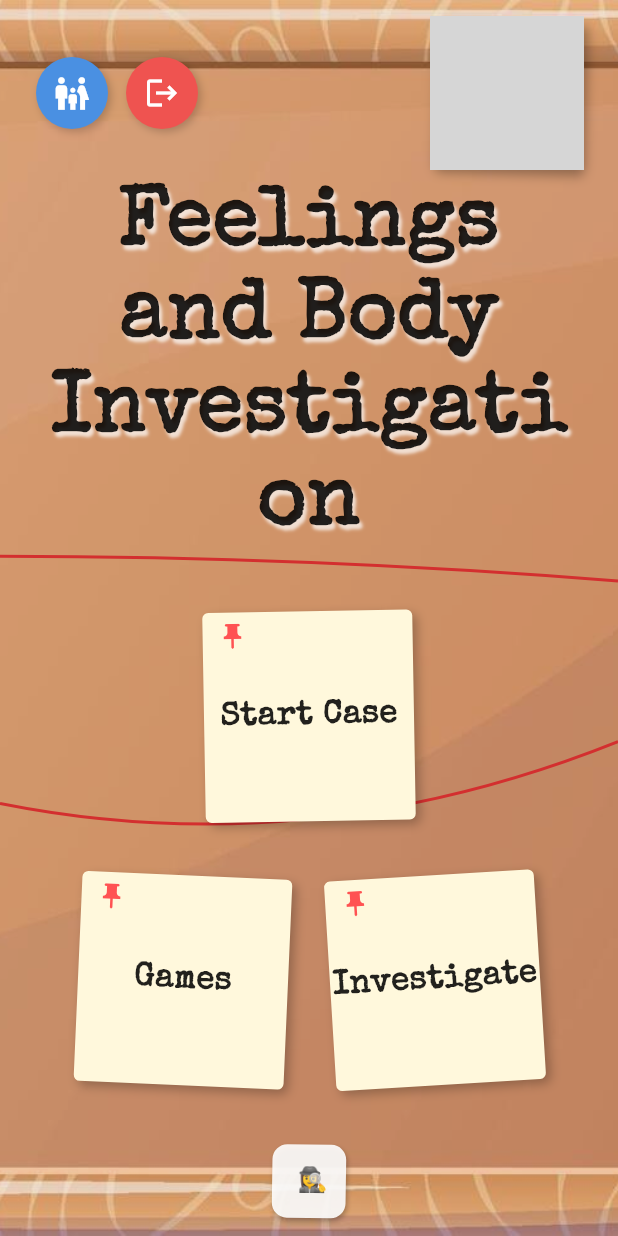
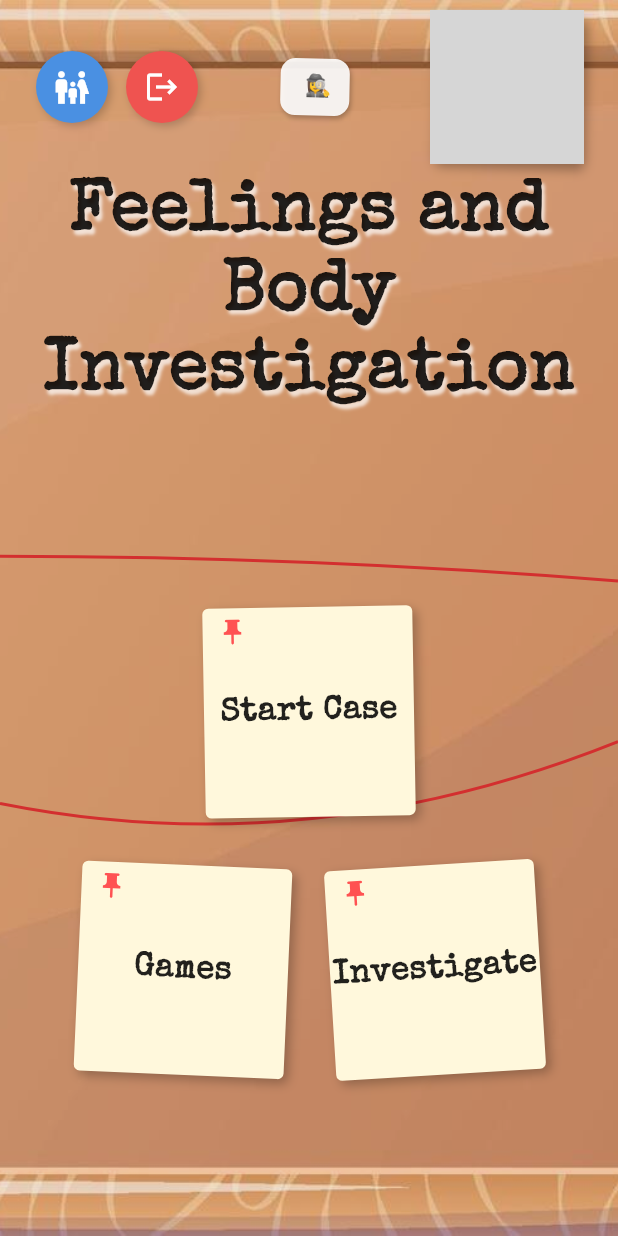
Before and after one commit to cynthiajma/fbiapp, a Flutter app: the HomePage screen opened by its route, on a phone screen of 412 x 824 dp. Run offline on Flutter 3.47's test engine with Material 3 defaults, Android fonts, the phone set to English and light mode, and no system bars; our stand-ins replace audioplayers, email_validator, get, graphql_flutter, share_plus, shared_preferences; missing offline and left inert: fluttermoji; accounts and stored records are empty; grey boxes are pictures that could not be loaded.

Commit message:
fixed the overflow

```diff
--- a/fbi_app/lib/pages/home_page.dart
+++ b/fbi_app/lib/pages/home_page.dart
@@ -57,13 +57,15 @@ class _HomePageState extends State<HomePage> {
           ),
 
           SafeArea(
+            child: SingleChildScrollView(
               child: Padding(
-              padding: const EdgeInsets.symmetric(horizontal: 24, vertical: 12),
+                padding: const EdgeInsets.symmetric(horizontal: 24, vertical: 8),
                 child: Column(
                   children: [
-                  // Top bar
+                    // Top bar with detective name badge
                     Row(
                       mainAxisAlignment: MainAxisAlignment.spaceBetween,
+                      crossAxisAlignment: CrossAxisAlignment.center,
                       children: [
                         Row(
                           children: [
@@ -119,6 +121,36 @@ class _HomePageState extends State<HomePage> {
                             ),
                           ],
                         ),
+                        // Detective name badge in center
+                        Expanded(
+                          child: Center(
+                            child: Transform.rotate(
+                              angle: 1.2 * 3.1416 / 180,
+                              child: Container(
+                                padding: const EdgeInsets.symmetric(horizontal: 12, vertical: 8),
+                                decoration: BoxDecoration(
+                                  color: Colors.white.withOpacity(0.9),
+                                  borderRadius: BorderRadius.circular(10),
+                                  boxShadow: const [
+                                    BoxShadow(
+                                      offset: Offset(1, 2),
+                                      blurRadius: 2,
+                                      color: Colors.black26,
+                                    ),
+                                  ],
+                                ),
+                                child: Text(
+                                  '$_detectiveName 🕵️‍♀️',
+                                  style: const TextStyle(
+                                    fontFamily: 'SpecialElite',
+                                    fontSize: 14,
+                                    color: Colors.black87,
+                                  ),
+                                ),
+                              ),
+                            ),
+                          ),
+                        ),
                         const _ProfileButton(),
                       ],
                     ),
@@ -132,7 +164,7 @@ class _HomePageState extends State<HomePage> {
                       style: const TextStyle(
                         fontFamily: 'SpecialElite',
                         fontWeight: FontWeight.w700,
-                      fontSize: 56,
+                        fontSize: 48,
                         color: Colors.black87,
                         height: 1.1,
                         shadows: [
@@ -145,13 +177,11 @@ class _HomePageState extends State<HomePage> {
                       ),
                     ),
 
-                  const SizedBox(height: 24),
+                    SizedBox(
+                      height: MediaQuery.of(context).size.height * 0.15,
+                    ),
 
                     // Pinned notes/buttons
-                  Expanded(
-                    child: Column(
-                      mainAxisAlignment: MainAxisAlignment.center,
-                      children: [
                     Center(
                       child: _PinnedNoteButton(
                         text: 'Start Case',
@@ -166,7 +196,7 @@ class _HomePageState extends State<HomePage> {
                         },
                       ),
                     ),
-                        const SizedBox(height: 24),
+                    const SizedBox(height: 20),
                     Row(
                       mainAxisAlignment: MainAxisAlignment.center,
                       children: [
@@ -193,39 +223,14 @@ class _HomePageState extends State<HomePage> {
                         ),
                       ],
                     ),
+
+                    SizedBox(
+                      height: MediaQuery.of(context).size.height * 0.15,
+                    ),
+
+                    const SizedBox(height: 16),
                   ],
                 ),
-                  ),
-
-                  const SizedBox(height: 24),
-
-                  // Footer pinned note
-                  Transform.rotate(
-                    angle: 0.015,
-                    child: Container(
-                      padding: const EdgeInsets.all(12),
-                      decoration: BoxDecoration(
-                        color: Colors.white.withOpacity(0.9),
-                        borderRadius: BorderRadius.circular(10),
-                        boxShadow: const [
-                          BoxShadow(
-                            offset: Offset(1, 2),
-                            blurRadius: 2,
-                            color: Colors.black26,
-                          ),
-                        ],
-                      ),
-                      child: Text(
-                        '$_detectiveName 🕵️‍♀️',
-                        style: const TextStyle(
-                          fontFamily: 'SpecialElite',
-                          fontSize: 16,
-                          color: Colors.black87,
-                        ),
-                      ),
-                    ),
-                  ),
-                ],
               ),
             ),
           ),
```
Lines whose indentation alone changed are shown as unchanged.
